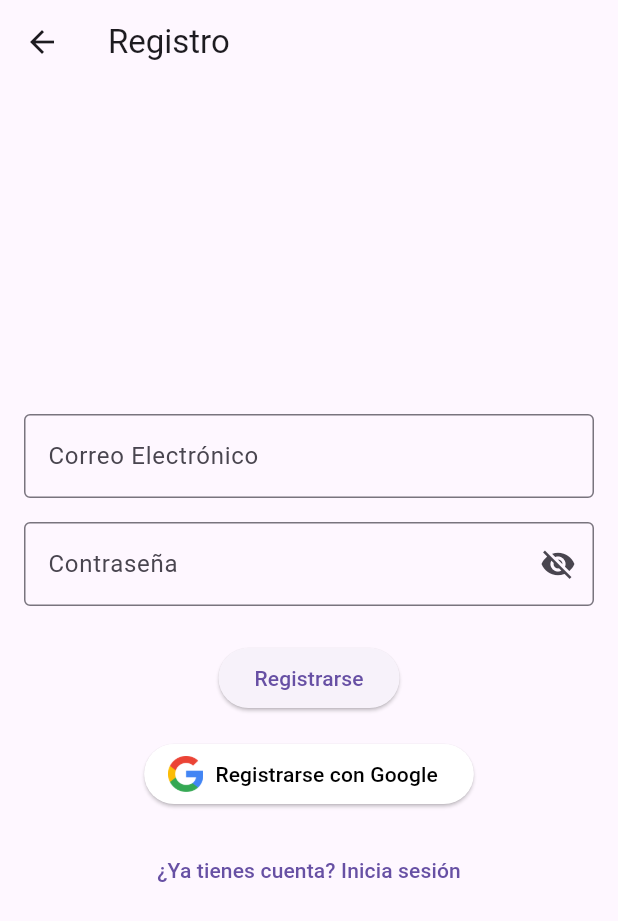
After one commit to Diego199E/academic, a Flutter app: the screen it shows after launch, after a tap on "Iniciar Sesión", after a tap on "¿No tienes cuenta? Regístrate", on a phone screen of 412 x 824 dp. The commit adds this screen. Shown: the top 921 px of the screen. Run offline on Flutter 3.47's test engine with Material 3 defaults, Android fonts, the phone set to English and light mode, and no system bars; our stand-ins replace firebase_auth, firebase_core, google_sign_in; accounts and stored records are empty.

Commit message:
register google

```diff
--- a/lib/src/login_screen.dart
+++ b/lib/src/login_screen.dart
@@ -1,33 +1,74 @@
 import 'package:flutter/material.dart';
 import 'package:firebase_auth/firebase_auth.dart';
+import 'home_screen_android.dart';
+import 'register_screen.dart';
+import 'package:google_sign_in/google_sign_in.dart';
 
 class LoginScreen extends StatefulWidget {
   const LoginScreen({super.key});
 
   @override
+  // ignore: library_private_types_in_public_api
   _LoginScreenState createState() => _LoginScreenState();
+}
+
+class AuthService {
+  final FirebaseAuth _auth = FirebaseAuth.instance;
+  final GoogleSignIn _googleSignIn = GoogleSignIn();
+
+  Future<User?> signInWithGoogle() async {
+    try {
+      final GoogleSignInAccount? googleUser = await _googleSignIn.signIn();
+      if (googleUser == null) return null; // El usuario canceló
+
+      final GoogleSignInAuthentication googleAuth =
+          await googleUser.authentication;
+      final AuthCredential credential = GoogleAuthProvider.credential(
+        accessToken: googleAuth.accessToken,
+        idToken: googleAuth.idToken,
+      );
+
+      final UserCredential userCredential = await _auth.signInWithCredential(
+        credential,
+      );
+      return userCredential.user;
+    } catch (e) {
+      // ignore: avoid_print
+      print("Error en Google Sign-In: $e");
+      return null;
+    }
+  }
 }
 
 class _LoginScreenState extends State<LoginScreen> {
   final TextEditingController emailController = TextEditingController();
   final TextEditingController passwordController = TextEditingController();
-  final FirebaseAuth _auth = FirebaseAuth.instance;
+  final GlobalKey<FormState> _formKey = GlobalKey<FormState>();
+
+  bool obscurePassword = true; // 🔹 Controla si la contraseña está oculta o no
 
   Future<void> _login() async {
+    if (_formKey.currentState!.validate()) {
       try {
-      await _auth.signInWithEmailAndPassword(
-        email: emailController.text.trim(),
-        password: passwordController.text.trim(),
+        await FirebaseAuth.instance.signInWithEmailAndPassword(
+          email: emailController.text,
+          password: passwordController.text,
         );
-      // Si el login es exitoso, navega a la pantalla principal
+        // ignore: use_build_context_synchronously
+        ScaffoldMessenger.of(context).showSnackBar(
+          const SnackBar(content: Text("Inicio de sesión exitoso")),
+        );
         Navigator.pushReplacement(
+          // ignore: use_build_context_synchronously
           context,
-        MaterialPageRoute(builder: (context) => const HomeScreen()),
+          MaterialPageRoute(builder: (context) => const HomeScreenAndroid()),
         );
       } catch (e) {
-      ScaffoldMessenger.of(context).showSnackBar(
-        SnackBar(content: Text("Error: ${e.toString()}")),
-      );
+        ScaffoldMessenger.of(
+          // ignore: use_build_context_synchronously
+          context,
+        ).showSnackBar(SnackBar(content: Text("Error: ${e.toString()}")));
+      }
     }
   }
 
@@ -37,60 +78,102 @@ class _LoginScreenState extends State<LoginScreen> {
       appBar: AppBar(title: const Text("Inicio de Sesión")),
       body: Padding(
         padding: const EdgeInsets.all(16.0),
+        child: Form(
+          key: _formKey,
           child: Column(
             mainAxisAlignment: MainAxisAlignment.center,
             children: [
-            TextField(
+              TextFormField(
                 controller: emailController,
-              decoration: const InputDecoration(labelText: "Correo Electrónico"),
                 keyboardType: TextInputType.emailAddress,
+                decoration: const InputDecoration(
+                  labelText: "Correo Electrónico",
+                  border: OutlineInputBorder(),
                 ),
-            const SizedBox(height: 16),
-            TextField(
+                validator: (value) {
+                  if (value == null || value.isEmpty) {
+                    return "Ingrese un correo válido";
+                  }
+                  return null;
+                },
+              ),
+              const SizedBox(height: 16.0),
+              TextFormField(
                 controller: passwordController,
-              decoration: const InputDecoration(labelText: "Contraseña"),
-              obscureText: true,
+                obscureText:
+                    obscurePassword, // 🔹 Se oculta o muestra la contraseña
+                decoration: InputDecoration(
+                  labelText: "Contraseña",
+                  border: const OutlineInputBorder(),
+                  suffixIcon: IconButton(
+                    icon: Icon(
+                      obscurePassword ? Icons.visibility_off : Icons.visibility,
                     ),
-            const SizedBox(height: 24),
+                    onPressed: () {
+                      setState(() {
+                        obscurePassword = !obscurePassword;
+                      });
+                    },
+                  ),
+                ),
+                validator: (value) {
+                  if (value == null || value.isEmpty) {
+                    return "Ingrese una contraseña";
+                  }
+                  return null;
+                },
+              ),
+              const SizedBox(height: 24.0),
               ElevatedButton(
                 onPressed: _login,
                 child: const Text("Iniciar Sesión"),
               ),
+              ElevatedButton.icon(
+                onPressed: () async {
+                  User? user = await AuthService().signInWithGoogle();
+                  if (user != null) {
+                    Navigator.pushReplacement(
+                      // ignore: use_build_context_synchronously
+                      context,
+                      MaterialPageRoute(
+                        builder: (context) => const HomeScreenAndroid(),
+                      ),
+                    );
+                  } else {
+                    // ignore: use_build_context_synchronously
+                    ScaffoldMessenger.of(context).showSnackBar(
+                      const SnackBar(
+                        content: Text("Error al iniciar sesión con Google"),
+                      ),
+                    );
+                  }
+                },
+                icon: Image.asset(
+                  "assets/google.png",
+                  height: 24.0,
+                ), // Agrega un icono de Google
+                label: const Text("Iniciar sesión con Google"),
+                style: ElevatedButton.styleFrom(
+                  backgroundColor: Colors.white,
+                  foregroundColor: Colors.black,
+                ),
+              ),
+              const SizedBox(height: 16.0),
+              TextButton(
+                onPressed: () {
+                  Navigator.push(
+                    context,
+                    MaterialPageRoute(
+                      builder: (context) => const RegisterScreen(),
+                    ),
+                  );
+                },
+                child: const Text("¿No tienes cuenta? Regístrate"),
+              ),
             ],
+          ),
         ),
       ),
     );
   }
 }
-
-class HomeScreen extends StatelessWidget {
-  const HomeScreen({super.key});
-
-  @override
-  Widget build(BuildContext context) {
-    User? user = FirebaseAuth.instance.currentUser;
-
-    return Scaffold(
-      appBar: AppBar(title: const Text("Pantalla Principal")),
-      body: Center(
-        child: Column(
-          mainAxisAlignment: MainAxisAlignment.center,
-          children: [
-            Text("Bienvenido, ${user?.email ?? 'Usuario desconocido'}"),
-            const SizedBox(height: 20),
-            ElevatedButton(
-              onPressed: () async {
-                await FirebaseAuth.instance.signOut();
-                Navigator.pushReplacement(
-                  context,
-                  MaterialPageRoute(builder: (context) => const LoginScreen()),
-                );
-              },
-              child: const Text("Cerrar Sesión"),
-            ),
-          ],
-        ),
-      ),
-    );
-  }
-}
--- /dev/null
+++ b/lib/src/register_screen.dart
@@ -0,0 +1,150 @@
+import 'package:flutter/material.dart';
+import 'package:firebase_auth/firebase_auth.dart';
+import 'package:google_sign_in/google_sign_in.dart';
+import 'login_screen.dart';
+import 'home_screen_android.dart'; // Asegúrate de importar la pantalla de inicio
+
+class RegisterScreen extends StatefulWidget {
+  const RegisterScreen({super.key});
+
+  @override
+  _RegisterScreenState createState() => _RegisterScreenState();
+}
+
+class _RegisterScreenState extends State<RegisterScreen> {
+  final TextEditingController emailController = TextEditingController();
+  final TextEditingController passwordController = TextEditingController();
+  final GlobalKey<FormState> _formKey = GlobalKey<FormState>();
+
+  bool obscurePassword = true; // 🔹 Controla la visibilidad de la contraseña
+
+  Future<void> _register() async {
+    if (_formKey.currentState!.validate()) {
+      try {
+        await FirebaseAuth.instance.createUserWithEmailAndPassword(
+          email: emailController.text,
+          password: passwordController.text,
+        );
+        ScaffoldMessenger.of(context).showSnackBar(
+          const SnackBar(content: Text("Registro exitoso")),
+        );
+        Navigator.pushReplacement(
+          context,
+          MaterialPageRoute(builder: (context) => const LoginScreen()),
+        );
+      } catch (e) {
+        ScaffoldMessenger.of(context).showSnackBar(
+          SnackBar(content: Text("Error: ${e.toString()}")),
+        );
+      }
+    }
+  }
+
+  Future<void> _registerWithGoogle() async {
+    try {
+      final GoogleSignInAccount? googleUser = await GoogleSignIn().signIn();
+      if (googleUser == null) return; // El usuario canceló el login
+
+      final GoogleSignInAuthentication googleAuth = await googleUser.authentication;
+      final AuthCredential credential = GoogleAuthProvider.credential(
+        accessToken: googleAuth.accessToken,
+        idToken: googleAuth.idToken,
+      );
+
+      // ignore: unused_local_variable
+      final UserCredential userCredential = await FirebaseAuth.instance.signInWithCredential(credential);
+
+      // Si el usuario se autentica correctamente, redirigir a la pantalla principal
+      if (!mounted) return;
+      Navigator.pushReplacement(
+        context,
+        MaterialPageRoute(builder: (context) => const HomeScreenAndroid()),
+      );
+    } catch (e) {
+      ScaffoldMessenger.of(context).showSnackBar(
+        SnackBar(content: Text("Error al registrar con Google: ${e.toString()}")),
+      );
+    }
+  }
+
+  @override
+  Widget build(BuildContext context) {
+    return Scaffold(
+      appBar: AppBar(title: const Text("Registro")),
+      body: Padding(
+        padding: const EdgeInsets.all(16.0),
+        child: Form(
+          key: _formKey,
+          child: Column(
+            mainAxisAlignment: MainAxisAlignment.center,
+            children: [
+              TextFormField(
+                controller: emailController,
+                keyboardType: TextInputType.emailAddress,
+                decoration: const InputDecoration(
+                  labelText: "Correo Electrónico",
+                  border: OutlineInputBorder(),
+                ),
+                validator: (value) {
+                  if (value == null || value.isEmpty) {
+                    return "Ingrese un correo válido";
+                  }
+                  return null;
+                },
+              ),
+              const SizedBox(height: 16.0),
+              TextFormField(
+                controller: passwordController,
+                obscureText: obscurePassword,
+                decoration: InputDecoration(
+                  labelText: "Contraseña",
+                  border: const OutlineInputBorder(),
+                  suffixIcon: IconButton(
+                    icon: Icon(
+                      obscurePassword ? Icons.visibility_off : Icons.visibility,
+                    ),
+                    onPressed: () {
+                      setState(() {
+                        obscurePassword = !obscurePassword;
+                      });
+                    },
+                  ),
+                ),
+                validator: (value) {
+                  if (value == null || value.isEmpty) {
+                    return "Ingrese una contraseña";
+                  } else if (value.length < 6) {
+                    return "La contraseña debe tener al menos 6 caracteres";
+                  }
+                  return null;
+                },
+              ),
+              const SizedBox(height: 24.0),
+              ElevatedButton(
+                onPressed: _register,
+                child: const Text("Registrarse"),
+              ),
+              const SizedBox(height: 16.0),
+              ElevatedButton.icon(
+                onPressed: _registerWithGoogle,
+                icon: Image.asset('assets/google.png', height: 24), // 🔹 Logo de Google
+                label: const Text("Registrarse con Google"),
+                style: ElevatedButton.styleFrom(
+                  backgroundColor: Colors.white,
+                  foregroundColor: Colors.black,
+                ),
+              ),
+              const SizedBox(height: 16.0),
+              TextButton(
+                onPressed: () {
+                  Navigator.pop(context);
+                },
+                child: const Text("¿Ya tienes cuenta? Inicia sesión"),
+              ),
+            ],
+          ),
+        ),
+      ),
+    );
+  }
+}
--- a/pubspec.yaml
+++ b/pubspec.yaml
@@ -40,6 +40,7 @@ dependencies:
   firebase_auth: ^5.5.1
   firebase_core_web: ^2.21.1
   firebase_auth_web: ^5.14.1
+  google_sign_in: ^6.2.2
 
 dev_dependencies:
   flutter_test:
@@ -67,6 +68,8 @@ flutter:
   # assets:
   #   - images/a_dot_burr.jpeg
   #   - images/a_dot_ham.jpeg
+  assets:
+    - assets/google.png
 
   # An image asset can refer to one or more resolution-specific "variants", see
   # https://flutter.dev/to/resolution-aware-images
```
Also changed, not shown: lib/src/home_screen_android.dart (+60 -0 lines), assets/google.png (added), pubspec.lock, 5 other files. Lines whose indentation alone changed are shown as unchanged.
